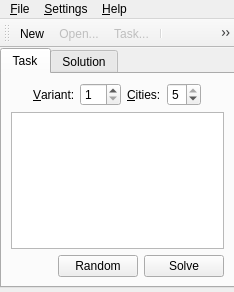
Old version of the form ui/mainwindow.ce.ui in the repository leppa/tspsg.
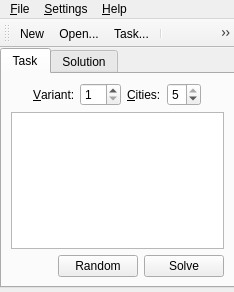
New version of the form. Icons and pictures are not drawn.

```diff
--- a/ui/mainwindow.ce.ui
+++ b/ui/mainwindow.ce.ui
@@ -404,9 +404,6 @@
    </property>
   </action>
   <action name="actionFileOpen">
-   <property name="enabled">
-    <bool>false</bool>
-   </property>
    <property name="icon">
     <iconset resource="../resources/tspsg.qrc">
      <normaloff>:/images/buttons/buttons/OpenFolder.png</normaloff>:/images/buttons/buttons/OpenFolder.png</iconset>
@@ -500,9 +497,6 @@
    </property>
   </action>
   <action name="actionFileSaveTask">
-   <property name="enabled">
-    <bool>false</bool>
-   </property>
    <property name="icon">
     <iconset resource="../resources/tspsg.qrc">
      <normaloff>:/images/buttons/buttons/Save.png</normaloff>:/images/buttons/buttons/Save.png</iconset>
```
Left out of the diff: 25 changed lines with no effect on the pictures.
